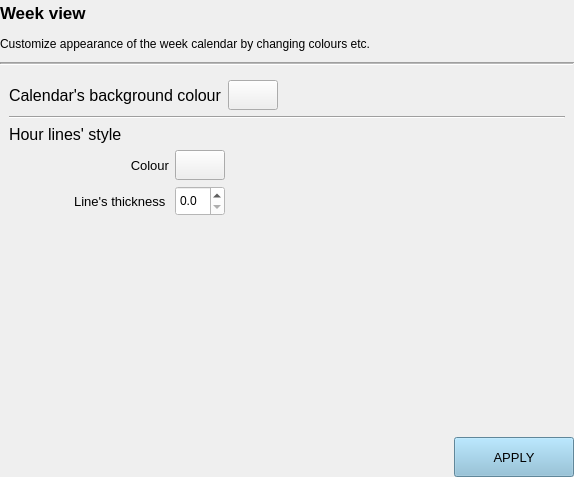
Old version of the form GUI/Autogenerated/SettingsWindow/AGWeekCalendarSet.ui in the repository Klaudia-24/Harmonogram.
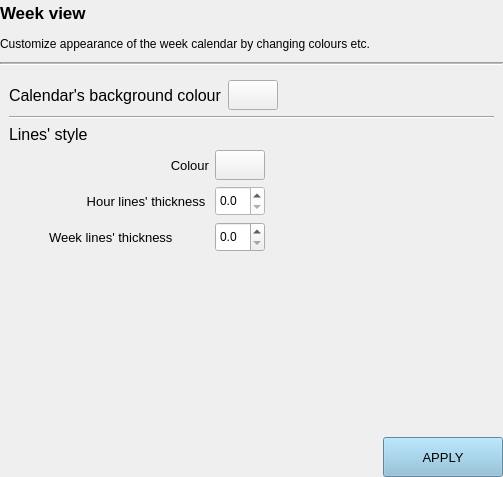
New version of the form.

The edit to the form file:
```diff
--- a/GUI/Autogenerated/SettingsWindow/AGWeekCalendarSet.ui
+++ b/GUI/Autogenerated/SettingsWindow/AGWeekCalendarSet.ui
@@ -6,7 +6,7 @@
    <rect>
     <x>0</x>
     <y>0</y>
-    <width>574</width>
+    <width>503</width>
     <height>477</height>
    </rect>
   </property>
@@ -132,7 +132,7 @@
        <rect>
         <x>0</x>
         <y>0</y>
-        <width>574</width>
+        <width>503</width>
         <height>360</height>
        </rect>
       </property>
@@ -154,7 +154,7 @@
             </font>
            </property>
            <property name="text">
-            <string>Hour lines' style</string>
+            <string>Lines' style</string>
            </property>
           </widget>
          </item>
@@ -180,13 +180,13 @@
             <widget class="QLabel" name="linesColourLabel">
              <property name="minimumSize">
               <size>
-               <width>120</width>
+               <width>160</width>
                <height>0</height>
               </size>
              </property>
              <property name="maximumSize">
               <size>
-               <width>120</width>
+               <width>160</width>
                <height>16777215</height>
               </size>
              </property>
@@ -203,6 +203,33 @@
              </property>
             </widget>
            </item>
+           <item row="1" column="1">
+            <widget class="QLabel" name="hourLinesThicknessLabel">
+             <property name="minimumSize">
+              <size>
+               <width>160</width>
+               <height>0</height>
+              </size>
+             </property>
+             <property name="maximumSize">
+              <size>
+               <width>160</width>
+               <height>16777215</height>
+              </size>
+             </property>
+             <property name="font">
+              <font>
+               <pointsize>10</pointsize>
+              </font>
+             </property>
+             <property name="text">
+              <string>Hour lines' thickness </string>
+             </property>
+             <property name="alignment">
+              <set>Qt::AlignRight|Qt::AlignTrailing|Qt::AlignVCenter</set>
+             </property>
+            </widget>
+           </item>
            <item row="0" column="2">
             <widget class="QPushButton" name="linesColourBtn">
              <property name="minimumSize">
@@ -251,33 +278,6 @@
              </property>
             </spacer>
            </item>
-           <item row="1" column="1">
-            <widget class="QLabel" name="hourLinesThicknessLabel">
-             <property name="minimumSize">
-              <size>
-               <width>120</width>
-               <height>0</height>
-              </size>
-             </property>
-             <property name="maximumSize">
-              <size>
-               <width>120</width>
-               <height>16777215</height>
-              </size>
-             </property>
-             <property name="font">
-              <font>
-               <pointsize>10</pointsize>
-              </font>
-             </property>
-             <property name="text">
-              <string>Line's thickness </string>
-             </property>
-             <property name="alignment">
-              <set>Qt::AlignRight|Qt::AlignTrailing|Qt::AlignVCenter</set>
-             </property>
-            </widget>
-           </item>
            <item row="1" column="2">
             <widget class="QDoubleSpinBox" name="hourLinesRatioSpinBox">
              <property name="minimumSize">
@@ -308,8 +308,88 @@
              </property>
             </widget>
            </item>
-           <item row="1" column="3">
-            <spacer name="horizontalSpacer_5">
+           <item row="1" column="0">
+            <spacer name="horizontalSpacer_3">
+             <property name="orientation">
+              <enum>Qt::Horizontal</enum>
+             </property>
+             <property name="sizeType">
+              <enum>QSizePolicy::Fixed</enum>
+             </property>
+             <property name="sizeHint" stdset="0">
+              <size>
+               <width>40</width>
+               <height>20</height>
+              </size>
+             </property>
+            </spacer>
+           </item>
+           <item row="2" column="1">
+            <widget class="QLabel" name="weekLinesThicknessLabel">
+             <property name="minimumSize">
+              <size>
+               <width>160</width>
+               <height>0</height>
+              </size>
+             </property>
+             <property name="maximumSize">
+              <size>
+               <width>160</width>
+               <height>16777215</height>
+              </size>
+             </property>
+             <property name="font">
+              <font>
+               <pointsize>10</pointsize>
+              </font>
+             </property>
+             <property name="text">
+              <string>Week lines' thickness</string>
+             </property>
+            </widget>
+           </item>
+           <item row="2" column="2">
+            <widget class="QDoubleSpinBox" name="weekLinesRatioSpinBox">
+             <property name="minimumSize">
+              <size>
+               <width>50</width>
+               <height>30</height>
+              </size>
+             </property>
+             <property name="maximumSize">
+              <size>
+               <width>50</width>
+               <height>30</height>
+              </size>
+             </property>
+             <property name="font">
+              <font>
+               <pointsize>9</pointsize>
+              </font>
+             </property>
+             <property name="decimals">
+              <number>1</number>
+             </property>
+            </widget>
+           </item>
+           <item row="2" column="0">
+            <spacer name="horizontalSpacer_6">
+             <property name="orientation">
+              <enum>Qt::Horizontal</enum>
+             </property>
+             <property name="sizeType">
+              <enum>QSizePolicy::Fixed</enum>
+             </property>
+             <property name="sizeHint" stdset="0">
+              <size>
+               <width>40</width>
+               <height>20</height>
+              </size>
+             </property>
+            </spacer>
+           </item>
+           <item row="2" column="3">
+            <spacer name="horizontalSpacer_7">
              <property name="orientation">
               <enum>Qt::Horizontal</enum>
              </property>
```
Left out of the diff: 11 changed lines with no effect on the pictures.
